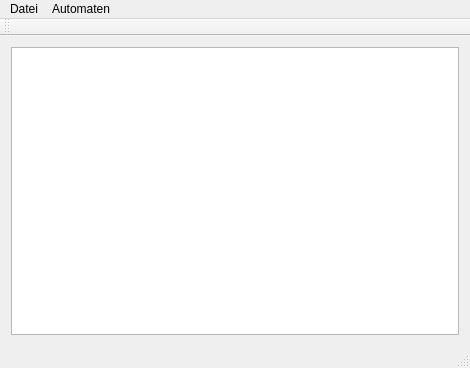
Above: BetaSimulation/mainwindow.ui from erdklumpen/BetaSimulation before the change. Below: the same form after it.
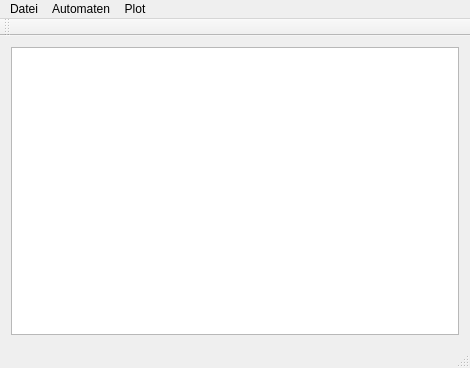
That is the form after the change.

Diff of the .ui file:
```diff
--- a/BetaSimulation/mainwindow.ui
+++ b/BetaSimulation/mainwindow.ui
@@ -35,7 +35,7 @@
      <x>0</x>
      <y>0</y>
      <width>470</width>
-     <height>22</height>
+     <height>27</height>
     </rect>
    </property>
    <widget class="QMenu" name="menuDatei">
@@ -57,8 +57,16 @@
     <addaction name="separator"/>
     <addaction name="actionEinstellungen"/>
    </widget>
+   <widget class="QMenu" name="menuPlot">
+    <property name="title">
+     <string>Plot</string>
+    </property>
+    <addaction name="action1_Dichte"/>
+    <addaction name="actionAktivit_t"/>
+   </widget>
    <addaction name="menuDatei"/>
    <addaction name="menuAutomaten"/>
+   <addaction name="menuPlot"/>
   </widget>
   <action name="actionECA50">
    <property name="text">
```
Left out of the diff: 10 changed lines with no effect on the pictures.
